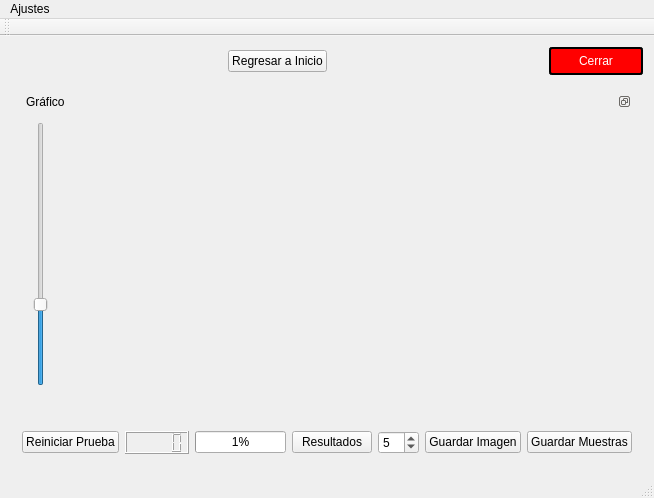
First picture: the form in mainwindow.ui, repository hectorda/Bio-Feedback, before the edit.
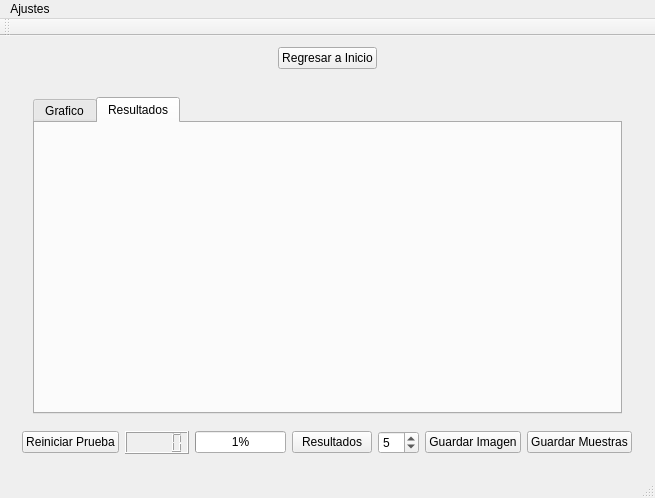
Second picture: the form after the edit. The open tabs and pages were chosen to show the change. Icons and pictures are not drawn. Custom widgets are drawn as their Qt base class.

Commit message: Agragado Tab, Qcustomplot resultados tab, funcion limpiargraficos,  otros

Diff of the .ui file:
```diff
--- a/mainwindow.ui
+++ b/mainwindow.ui
@@ -6,7 +6,7 @@
    <rect>
     <x>0</x>
     <y>0</y>
-    <width>541</width>
+    <width>655</width>
     <height>498</height>
    </rect>
   </property>
@@ -64,32 +64,6 @@
         </property>
        </spacer>
       </item>
-      <item>
-       <widget class="QPushButton" name="pushButtonSalir">
-        <property name="styleSheet">
-         <string notr="true">QPushButton{
-color : white;
-background-color: rgb(255, 0, 0);
-border: 2px solid;
-border-radius: 3px;
-padding: 5px;
-min-width: 80px;
-}
-
-QPushButton:hover {
-background-color: rgb(170, 0, 0);
-border: 2px solid ;
-}
-
-QPushButton:pressed {
-border: 3px solid rgb(102, 0, 0);
-}</string>
-        </property>
-        <property name="text">
-         <string>Cerrar</string>
-        </property>
-       </widget>
-      </item>
      </layout>
     </item>
     <item>
@@ -371,6 +345,31 @@
       <widget class="QWidget" name="widgetTest">
        <layout class="QVBoxLayout" name="verticalLayout_2">
         <item>
+         <widget class="QWidget" name="widget" native="true">
+          <layout class="QGridLayout" name="gridLayout_3">
+           <item row="0" column="0">
+            <widget class="QTabWidget" name="tabWidgetGrafico_Resultados">
+             <property name="tabPosition">
+              <enum>QTabWidget::North</enum>
+             </property>
+             <property name="tabShape">
+              <enum>QTabWidget::Rounded</enum>
+             </property>
+             <property name="currentIndex">
+              <number>0</number>
+             </property>
+             <property name="elideMode">
+              <enum>Qt::ElideLeft</enum>
+             </property>
+             <property name="movable">
+              <bool>false</bool>
+             </property>
+             <widget class="QWidget" name="tab_grafico">
+              <attribute name="title">
+               <string>Grafico</string>
+              </attribute>
+              <layout class="QGridLayout" name="gridLayout_5">
+               <item row="0" column="0">
          <widget class="QDockWidget" name="dockWidget">
           <property name="features">
            <set>QDockWidget::DockWidgetFloatable|QDockWidget::DockWidgetMovable</set>
@@ -408,9 +407,21 @@
           </widget>
          </widget>
         </item>
-        <item>
-         <widget class="QWidget" name="widget" native="true">
-          <layout class="QGridLayout" name="gridLayout_3"/>
+              </layout>
+             </widget>
+             <widget class="QWidget" name="tab_resultados">
+              <attribute name="title">
+               <string>Resultados</string>
+              </attribute>
+              <layout class="QGridLayout" name="gridLayout_6">
+               <item row="0" column="0">
+                <widget class="QCustomPlot" name="qCustomPlotResultados_tab" native="true"/>
+               </item>
+              </layout>
+             </widget>
+            </widget>
+           </item>
+          </layout>
          </widget>
         </item>
         <item>
@@ -520,7 +531,7 @@
     <rect>
      <x>0</x>
      <y>0</y>
-     <width>541</width>
+     <width>655</width>
      <height>21</height>
     </rect>
    </property>
```
Lines whose indentation alone changed are shown as unchanged. The commit also changes 5 other files.
